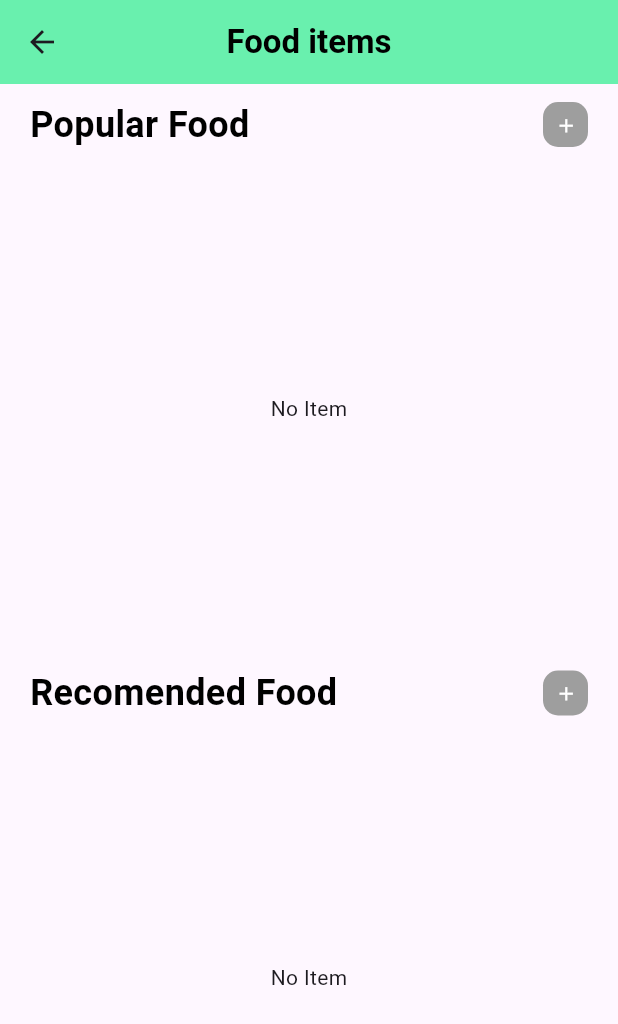
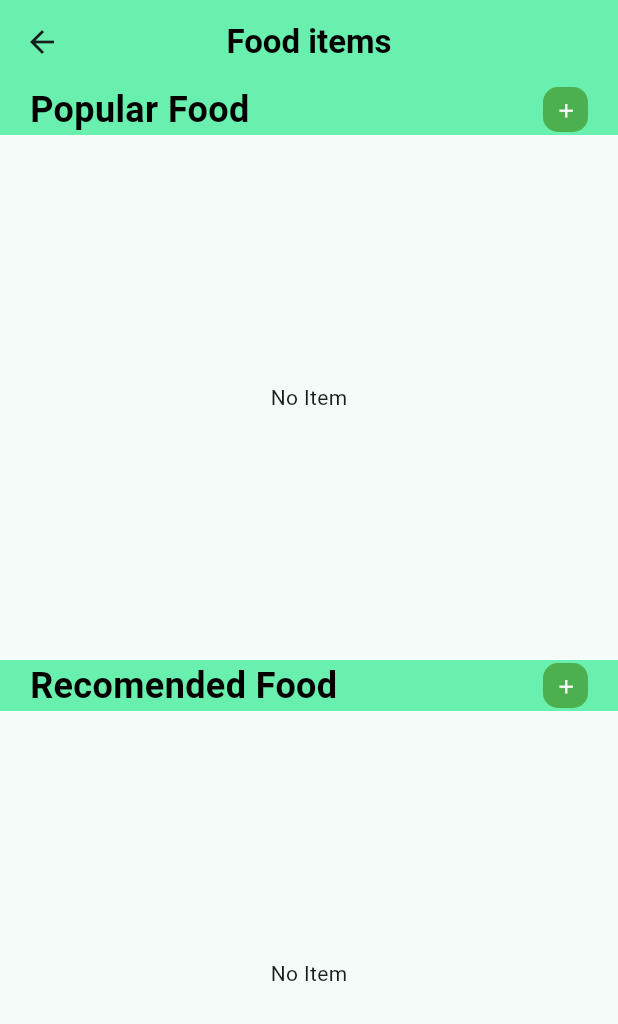
Before and after one commit to shadu-rz/Flavor-Fleet-Admin-App, a Flutter app: the screen it shows after launch, after a tap on "Products", on a phone screen of 412 x 824 dp. Shown: the top 1024 px of the screen. Run offline on Flutter 3.47's test engine with Material 3 defaults, Android fonts, the phone set to English and light mode, and no system bars; our stand-ins replace cloud_firestore, firebase_core, get; accounts and stored records are empty.

Commit message:
bug fixes and color theme set for all pages

```diff
--- a/lib/main.dart
+++ b/lib/main.dart
@@ -17,9 +17,11 @@ class MyApp extends StatelessWidget {
         debugShowCheckedModeBanner: false,
         title: 'Flutter Demo',
         theme: ThemeData(
-          colorScheme: ColorScheme.fromSeed(seedColor: Colors.deepPurple),
+          colorScheme: ColorScheme.fromSeed(
+            seedColor: Colors.teal,
+          ),
           useMaterial3: true,
         ),
-        home: const ProductsPage());
+        home: const LandingPage());
   }
 }
--- a/lib/pages/home_page.dart
+++ /dev/null
@@ -1,96 +0,0 @@
-import 'package:flavor_fleet_admin_app/pages/add_popular_product_page.dart';
-import 'package:flavor_fleet_admin_app/pages/add_recommended_product_page.dart';
-import 'package:flavor_fleet_admin_app/widgets/popular_product_list_widget.dart';
-import 'package:flavor_fleet_admin_app/widgets/recommended_product_list_widget.dart';
-import 'package:flutter/material.dart';
-
-class HomePage extends StatelessWidget {
-  const HomePage({super.key});
-
-  @override
-  Widget build(BuildContext context) {
-    return Scaffold(
-      appBar: AppBar(
-        centerTitle: true,
-        backgroundColor: Colors.greenAccent,
-        title: const Text(
-          'Food items',
-          style: TextStyle(fontWeight: FontWeight.bold, color: Colors.black),
-        ),
-      ),
-      body: Column(
-        children: [
-          const SizedBox(height: 10),
-          Padding(
-            padding: const EdgeInsets.symmetric(horizontal: 20),
-            child: Row(
-              mainAxisAlignment: MainAxisAlignment.spaceBetween,
-              children: [
-                const Text(
-                  'Popular Food',
-                  style: TextStyle(
-                      fontWeight: FontWeight.bold,
-                      color: Colors.black,
-                      fontSize: 24),
-                ),
-                Container(
-                  decoration: const BoxDecoration(
-                    borderRadius: BorderRadius.all(Radius.circular(10)),
-                    color: Colors.grey,
-                  ),
-                  height: 30,
-                  width: 30,
-                  child: IconButton(
-                    iconSize: 15,
-                    color: Colors.white,
-                    onPressed: () {
-                      Navigator.of(context).push(MaterialPageRoute(
-                        builder: (context) => const PopularProduct(),
-                      ));
-                    },
-                    icon: const Icon(Icons.add),
-                  ),
-                ),
-              ],
-            ),
-          ),
-          const Expanded(child: PopulaProductListWidget()),
-          Padding(
-            padding: const EdgeInsets.symmetric(horizontal: 20),
-            child: Row(
-              mainAxisAlignment: MainAxisAlignment.spaceBetween,
-              children: [
-                const Text(
-                  'Recomended Food',
-                  style: TextStyle(
-                      fontWeight: FontWeight.bold,
-                      color: Colors.black,
-                      fontSize: 24),
-                ),
-                Container(
-                  decoration: const BoxDecoration(
-                    borderRadius: BorderRadius.all(Radius.circular(10)),
-                    color: Colors.grey,
-                  ),
-                  height: 30,
-                  width: 30,
-                  child: IconButton(
-                    iconSize: 15,
-                    color: Colors.white,
-                    onPressed: () {
-                      Navigator.of(context).push(MaterialPageRoute(
-                        builder: (context) => const RecommendedProduct(),
-                      ));
-                    },
-                    icon: const Icon(Icons.add),
-                  ),
-                ),
-              ],
-            ),
-          ),
-          const Expanded(child: RecommendedProductListWidget())
-        ],
-      ),
-    );
-  }
-}
--- a/lib/pages/landing_page.dart
+++ b/lib/pages/landing_page.dart
@@ -1,14 +1,15 @@
-import 'package:flavor_fleet_admin_app/pages/home_page.dart';
+import 'package:flavor_fleet_admin_app/pages/product_list.dart';
 import 'package:flavor_fleet_admin_app/pages/users_list_page.dart';
 import 'package:flavor_fleet_admin_app/widgets/big_text.dart';
 import 'package:flutter/material.dart';
 
-class ProductsPage extends StatelessWidget {
-  const ProductsPage({super.key});
+class LandingPage extends StatelessWidget {
+  const LandingPage({super.key});
 
   @override
   Widget build(BuildContext context) {
     return Scaffold(
+      backgroundColor: Colors.tealAccent,
       appBar: AppBar(
         backgroundColor: Colors.tealAccent,
         centerTitle: true,
@@ -27,7 +28,7 @@ class ProductsPage extends StatelessWidget {
             child: Container(
               margin: const EdgeInsets.symmetric(horizontal: 10, vertical: 10),
               decoration: BoxDecoration(
-                color: Colors.green,
+                color: Colors.teal,
                 borderRadius: BorderRadius.circular(20),
               ),
               height: MediaQuery.of(context).size.width / 2,
@@ -47,7 +48,7 @@ class ProductsPage extends StatelessWidget {
               margin: const EdgeInsets.symmetric(horizontal: 10, vertical: 10),
               decoration: BoxDecoration(
                 borderRadius: BorderRadius.circular(20),
-                color: Colors.cyan,
+                color: Colors.teal,
               ),
               height: MediaQuery.of(context).size.width / 2,
               child: const Center(
--- /dev/null
+++ b/lib/pages/product_list.dart
@@ -0,0 +1,103 @@
+import 'package:flavor_fleet_admin_app/pages/add_popular_product_page.dart';
+import 'package:flavor_fleet_admin_app/pages/add_recommended_product_page.dart';
+import 'package:flavor_fleet_admin_app/widgets/popular_product_list_widget.dart';
+import 'package:flavor_fleet_admin_app/widgets/recommended_product_list_widget.dart';
+import 'package:flutter/material.dart';
+
+class HomePage extends StatelessWidget {
+  const HomePage({super.key});
+
+  @override
+  Widget build(BuildContext context) {
+    return Scaffold(
+      appBar: AppBar(
+        centerTitle: true,
+        backgroundColor: Colors.greenAccent,
+        title: const Text(
+          'Food items',
+          style: TextStyle(fontWeight: FontWeight.bold, color: Colors.black),
+        ),
+      ),
+      body: Column(
+        children: [
+          Container(
+            color: Colors.greenAccent,
+            child: Padding(
+              padding: const EdgeInsets.symmetric(horizontal: 20),
+              child: Row(
+                mainAxisAlignment: MainAxisAlignment.spaceBetween,
+                children: [
+                  const Text(
+                    'Popular Food',
+                    style: TextStyle(
+                        fontWeight: FontWeight.bold,
+                        color: Colors.black,
+                        fontSize: 24),
+                  ),
+                  Container(
+                    decoration: const BoxDecoration(
+                      borderRadius: BorderRadius.all(Radius.circular(10)),
+                      color: Colors.green,
+                    ),
+                    height: 30,
+                    width: 30,
+                    child: IconButton(
+                      iconSize: 15,
+                      color: Colors.white,
+                      onPressed: () {
+                        Navigator.of(context).push(MaterialPageRoute(
+                          builder: (context) => const PopularProduct(),
+                        ));
+                      },
+                      icon: const Icon(Icons.add),
+                    ),
+                  ),
+                ],
+              ),
+            ),
+          ),
+          const Expanded(
+            child: PopulaProductListWidget(),
+          ),
+          Container(
+            color: Colors.greenAccent,
+            child: Padding(
+              padding: const EdgeInsets.symmetric(horizontal: 20),
+              child: Row(
+                mainAxisAlignment: MainAxisAlignment.spaceBetween,
+                children: [
+                  const Text(
+                    'Recomended Food',
+                    style: TextStyle(
+                        fontWeight: FontWeight.bold,
+                        color: Colors.black,
+                        fontSize: 24),
+                  ),
+                  Container(
+                    decoration: const BoxDecoration(
+                      borderRadius: BorderRadius.all(Radius.circular(10)),
+                      color: Colors.green,
+                    ),
+                    height: 30,
+                    width: 30,
+                    child: IconButton(
+                      iconSize: 15,
+                      color: Colors.white,
+                      onPressed: () {
+                        Navigator.of(context).push(MaterialPageRoute(
+                          builder: (context) => const RecommendedProduct(),
+                        ));
+                      },
+                      icon: const Icon(Icons.add),
+                    ),
+                  ),
+                ],
+              ),
+            ),
+          ),
+          const Expanded(child: RecommendedProductListWidget())
+        ],
+      ),
+    );
+  }
+}
--- a/lib/pages/users_list_page.dart
+++ b/lib/pages/users_list_page.dart
@@ -11,7 +11,9 @@ class UsersList extends StatelessWidget {
   @override
   Widget build(BuildContext context) {
     return Scaffold(
+      backgroundColor: Colors.greenAccent,
       appBar: AppBar(
+        backgroundColor: Colors.greenAccent,
         centerTitle: true,
         title: const Text('Users'),
       ),
@@ -55,7 +57,7 @@ class UsersList extends StatelessWidget {
                     child: Container(
                       decoration: BoxDecoration(
                         borderRadius: BorderRadius.circular(10),
-                        color: Colors.greenAccent,
+                        color: Colors.green,
                       ),
                       height: 100,
                       width: 100,
--- a/lib/widgets/popular_product_list_widget.dart
+++ b/lib/widgets/popular_product_list_widget.dart
@@ -26,7 +26,9 @@ class PopulaProductListWidget extends StatelessWidget {
           return const Center(child: Text('No Item'));
         }
 
-        return Padding(
+        return Container(
+          color: Colors.greenAccent,
+          child: Padding(
             padding: const EdgeInsets.only(
               left: 10,
               right: 10,
@@ -47,7 +49,6 @@ class PopulaProductListWidget extends StatelessWidget {
                       color: Colors.yellow,
                       borderRadius: BorderRadius.circular(10),
                     ),
-                  width: 100,
                     child: Column(
                       mainAxisAlignment: MainAxisAlignment.center,
                       children: [
@@ -82,6 +83,7 @@ class PopulaProductListWidget extends StatelessWidget {
                   );
                 },
                 itemCount: snapshot.data!.docs.length,
+              ),
             ),
           ),
         );
--- a/lib/widgets/recommended_product_list_widget.dart
+++ b/lib/widgets/recommended_product_list_widget.dart
@@ -27,7 +27,9 @@ class RecommendedProductListWidget extends StatelessWidget {
           return const Center(child: Text('No Item'));
         }
 
-        return Padding(
+        return Container(
+          color: Colors.greenAccent,
+          child: Padding(
             padding: const EdgeInsets.only(
               left: 10,
               right: 10,
@@ -45,7 +47,7 @@ class RecommendedProductListWidget extends StatelessWidget {
                   var snap = snapshot.data!.docs[index].data();
                   return Container(
                     decoration: BoxDecoration(
-                    color: Colors.cyanAccent,
+                      color: Colors.orangeAccent,
                       borderRadius: BorderRadius.circular(10),
                     ),
                     width: 100,
@@ -85,6 +87,7 @@ class RecommendedProductListWidget extends StatelessWidget {
                 itemCount: snapshot.data!.docs.length,
               ),
             ),
+          ),
         );
       },
     );
```
Also changed, not shown: lib/pages/order_status_page.dart (+7 -1 lines), lib/pages/orders_page.dart (+16 -14 lines). Lines whose indentation alone changed are shown as unchanged.
